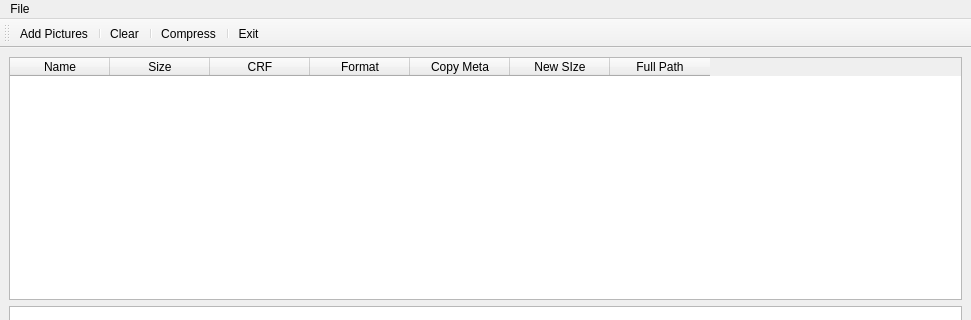
Qt form mainwindow.ui (ArmanHunanyan/VideoConverterGUI) before a commit; both pictures show x 0 to 971 and y 0 to 320 of the 971 by 721 pixel window.
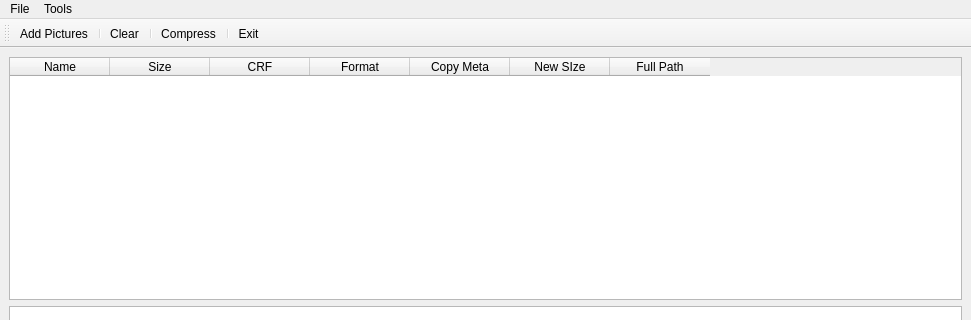
The same form after that commit. Icons and pictures are not drawn. Custom widgets are drawn as their Qt base class.

```diff
--- a/mainwindow.ui
+++ b/mainwindow.ui
@@ -289,7 +289,14 @@
     <addaction name="actionAdd_Pictures"/>
     <addaction name="actionExit"/>
    </widget>
+   <widget class="QMenu" name="menuTools">
+    <property name="title">
+     <string>Tools</string>
+    </property>
+    <addaction name="actionCopy_Meta"/>
+   </widget>
    <addaction name="menuFile"/>
+   <addaction name="menuTools"/>
   </widget>
   <widget class="QStatusBar" name="statusbar"/>
   <widget class="QToolBar" name="toolBar">
```
Left out of the diff: 5 changed lines with no effect on the pictures.
